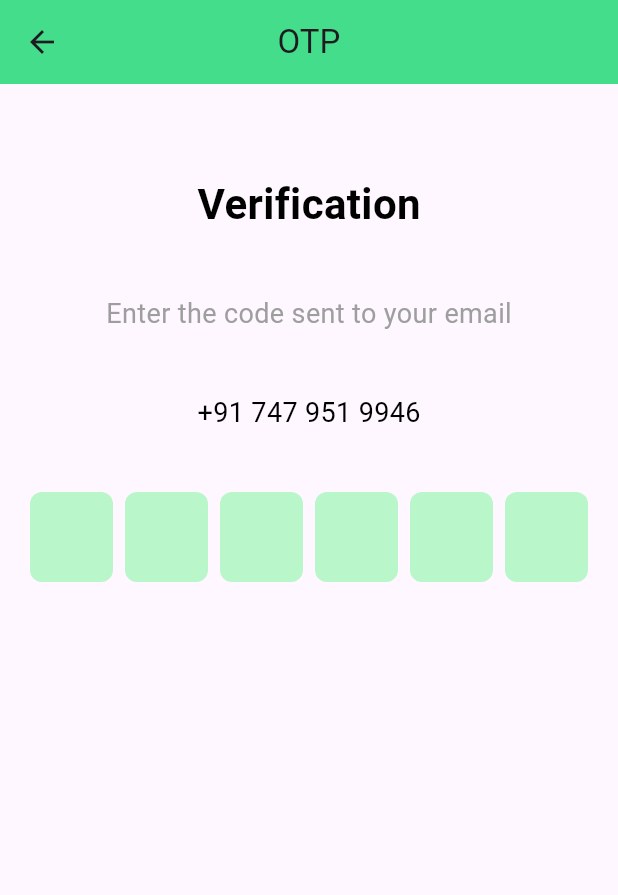
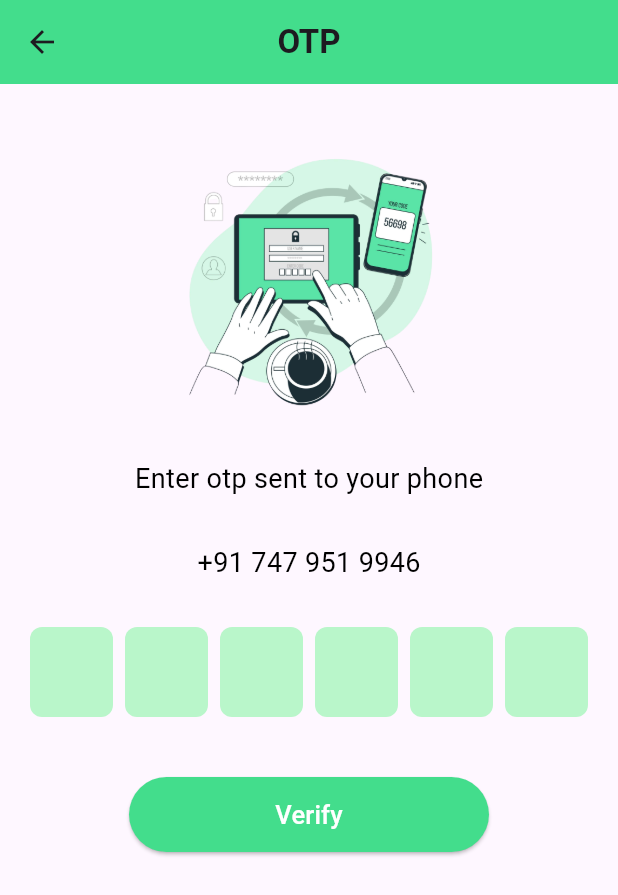
Before and after one commit to kamalnyan/Globe-Gaze, a Flutter app: the otp_screen screen opened directly, on a phone screen of 412 x 824 dp. Shown: the top 895 px of the screen. Run offline on Flutter 3.47's test engine with Material 3 defaults, Android fonts, the phone set to English and light mode, and no system bars; drawn by our look-alikes of pinput; our stand-ins replace cool_alert, flutter_svg, intl_phone_field, lottie, shared_preferences, smooth_page_indicator; accounts and stored records are empty.

Commit message:
changed in opt and firebase

```diff
--- a/lib/Splash_Screen.dart
+++ b/lib/Splash_Screen.dart
@@ -5,7 +5,7 @@ import 'package:flutter/material.dart';
 import 'package:globegaze/welcomescreen/welcomemain.dart';
 import 'package:lottie/lottie.dart';
 import 'package:shared_preferences/shared_preferences.dart';
-import 'login_signup_screens/login_with_email&passsword.dart';
+import 'login_signup_screens/login_with_email_and_passsword.dart';
 
 class MyHomePage extends StatefulWidget {
   @override
--- a/lib/components/AlertDilogbox.dart
+++ b/lib/components/AlertDilogbox.dart
@@ -1,5 +1,4 @@
 import 'package:cool_alert/cool_alert.dart';
-import 'package:flutter/cupertino.dart';
 import 'package:flutter/material.dart';
 import 'package:globegaze/themes/colors.dart';
 Future AlertDialogBox({required BuildContext context,required CoolAlertType animationType ,
@@ -9,8 +8,9 @@ Future AlertDialogBox({required BuildContext context,required CoolAlertType anim
     type: animationType,
     text: message,
     title: title,
-    backgroundColor: Color(0xff48566a), // icon's Background
+
+    // icon's Background
     confirmBtnColor: PrimaryColor, // ok button color
-    titleTextStyle: TextStyle(color: Colors.orange,fontSize: 23),
+    titleTextStyle: const TextStyle(color: Colors.orange,fontSize: 23),
   );
 }
--- a/lib/login_signup_screens/otp_screen.dart
+++ b/lib/login_signup_screens/otp_screen.dart
@@ -1,10 +1,11 @@
 import 'package:flutter/material.dart';
+import 'package:globegaze/components/Elevated_button.dart';
 import 'package:globegaze/themes/colors.dart';
 import 'package:pinput/pinput.dart';
 
+import '../themes/dark_light_switch.dart';
 class otp_screen extends StatefulWidget {
   const otp_screen({super.key});
-
   @override
   State<otp_screen> createState() => _otp_screenState();
 }
@@ -12,6 +13,8 @@ class otp_screen extends StatefulWidget {
 class _otp_screenState extends State<otp_screen> {
   @override
   Widget build(BuildContext context) {
+    var brightness = MediaQuery.of(context).platformBrightness;
+    bool isDarkMode = brightness == Brightness.dark;
     final defaultPinTheme = PinTheme(
       width: 56,
       height: 60,
@@ -28,36 +31,37 @@ class _otp_screenState extends State<otp_screen> {
     return Scaffold(
       appBar: AppBar(
         backgroundColor: PrimaryColor,
-        title: const Text('OTP'),
+        title: const Text('OTP',style: TextStyle(fontWeight: FontWeight.bold),),
         centerTitle: true,
       ),
       body: SingleChildScrollView(
         padding: const EdgeInsets.all(20),
         child: Container(
-          margin: const EdgeInsets.only(top: 40),
+          margin: const EdgeInsets.only(top: 20),
           width: double.infinity,
           child: Column(
             children: [
-              const Text('Verification', style: TextStyle(
-                color: Colors.black,
-                fontSize: 28,
-                fontWeight: FontWeight.bold,
-                 ),
-              ),
+              //  Text('Verification', style: TextStyle(
+              //   color: LightDark(isDarkMode),
+              //   fontSize: 28,
+              //   fontWeight: FontWeight.bold,
+              //    ),
+              // ),
+              Image(image: const AssetImage('assets/png_jpeg_images/otp.png'),height: 180,width: 180,),
               Container(
-                margin: const EdgeInsets.symmetric(vertical: 40),
-                child: const Text('Enter the code sent to your email',
+                margin: const EdgeInsets.symmetric(vertical: 30),
+                child:  Text('Enter otp sent to your phone',
                   style: TextStyle(
-                    color: Colors.grey,
+                    color:LightDark(isDarkMode),
                     fontSize: 18
                   ),
                 ),
               ),
               Container(
-                margin: const EdgeInsets.only(bottom: 40),
-                child: const Text("+91 747 951 9946",
+                margin: const EdgeInsets.only(bottom: 30),
+                child:  Text("+91 747 951 9946",
                   style: TextStyle(
-                    color: Colors.black,
+                    color:LightDark(isDarkMode),
                     fontSize: 18,
                   ),
                 ),
@@ -72,6 +76,11 @@ class _otp_screenState extends State<otp_screen> {
                 ),
                 onCompleted: (pin) => debugPrint(pin),
               ),
+              SizedBox(height: 40,),
+              SizedBox(
+                width: 240,
+                  height: 50,
+                  child: Button(onPress:(){},text:"Verify",fontSize: 17.0,bgColor: PrimaryColor,fgColor: Colors.white, ))
             ],
           ),
         ),
--- a/lib/welcomescreen/welcome2.dart
+++ b/lib/welcomescreen/welcome2.dart
@@ -1,6 +1,6 @@
 import 'package:flutter/material.dart';
 import 'package:flutter_svg/flutter_svg.dart';
-import 'package:globegaze/login_signup_screens/login_with_email&passsword.dart';
+import 'package:globegaze/login_signup_screens/login_with_email_and_passsword.dart';
 import 'package:shared_preferences/shared_preferences.dart';
 
 class Welcome2 extends StatefulWidget {
--- a/pubspec.yaml
+++ b/pubspec.yaml
@@ -42,6 +42,7 @@ dependencies:
   shared_preferences: ^2.3.2
   icons_plus: ^5.0.0
   intl_phone_field: ^3.2.0
+  firebase_core: ^3.4.1
   pinput: ^5.0.0
 
 dev_dependencies:
```
Also changed, not shown: lib/components/login_signup_components.dart (+48 -51 lines), lib/login_signup_screens/create_an_account.dart (renamed from lib/login_signup_screens/createAnAccount.dart, +13 -13 lines), lib/login_signup_screens/login_with_email_and_passsword.dart (renamed from lib/login_signup_screens/login_with_email&passsword.dart, +13 -7 lines), assets/png_jpeg_images/otp.png (added), lib/darkmode_ligthmode.dart (deleted), pubspec.lock, 5 other files.
